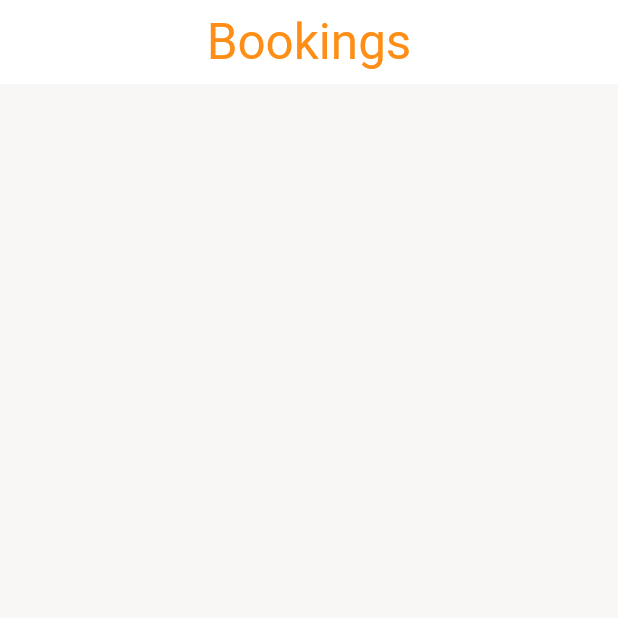
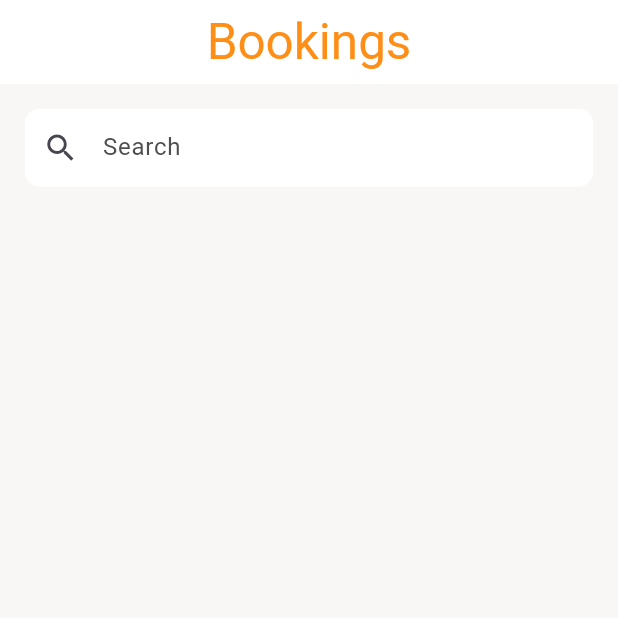
Before and after one commit to ArslanXXQazi/fingo-home-services, a Flutter app: the screen it shows after launch, item 2 of the bottom bar chosen, on a phone screen of 412 x 824 dp, the top half of it. Run offline on Flutter 3.47's test engine with Material 3 defaults, Android fonts, the phone set to English and light mode, and no system bars; our stand-ins replace flutter_svg, geocoding, geolocator, get, google_fonts, google_maps_flutter and 2 more; Roboto replaces fonts that are missing (Bayon).

Commit message:
Update booking_nav_view.dart

```diff
--- a/lib/scr/home_views/booking_nav_view.dart
+++ b/lib/scr/home_views/booking_nav_view.dart
@@ -1,8 +1,8 @@
-import 'package:fingodriver/scr/components/components/common_widgets/custom_app_bar.dart';
 import 'package:fingodriver/scr/components/components/constant/linker.dart';
 
 class BookingNavView extends StatelessWidget {
-  const BookingNavView({super.key});
+   BookingNavView({super.key});
+  final TextEditingController searchController = TextEditingController();
 
   @override
   Widget build(BuildContext context) {
@@ -10,7 +10,7 @@ class BookingNavView extends StatelessWidget {
     final screenHeight = MediaQuery.of(context).size.height;
     return Scaffold(
       backgroundColor: AppColors.backGroundGrey,
-     appBar: AppBar(
+      appBar: AppBar(
        backgroundColor: Colors.white,
        centerTitle: true,
        title: BlackText(
@@ -23,10 +23,20 @@ class BookingNavView extends StatelessWidget {
      ),
       body: SafeArea(child: SingleChildScrollView(
         child: Padding(
-          padding: EdgeInsets.symmetric(horizontal: screenWidth*.02),
+          padding: EdgeInsets.symmetric(horizontal: screenWidth*.04),
           child: Column(children: [
 
             SizedBox(height: screenHeight*.02),
+
+            TextFieldWidget(
+                controller: searchController,
+                hintText: "Search",
+                prefixIcon: Icon(Icons.search),
+                fillColor: Colors.white,
+            ),
+
+
+
 
 
           ],),
```
